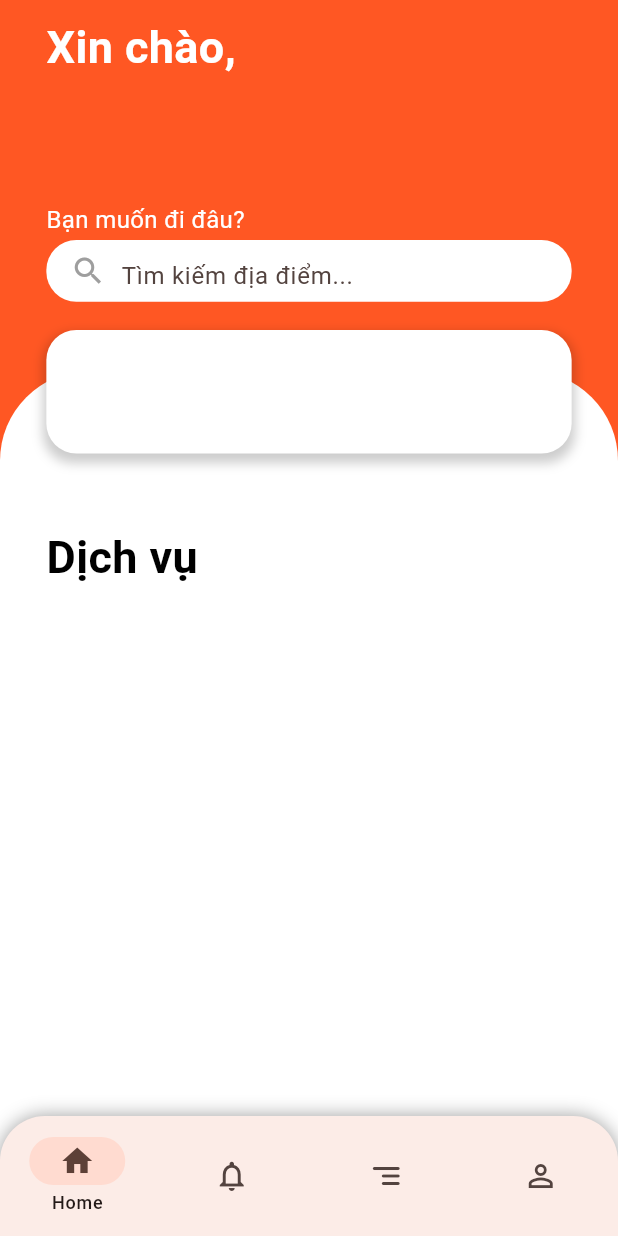
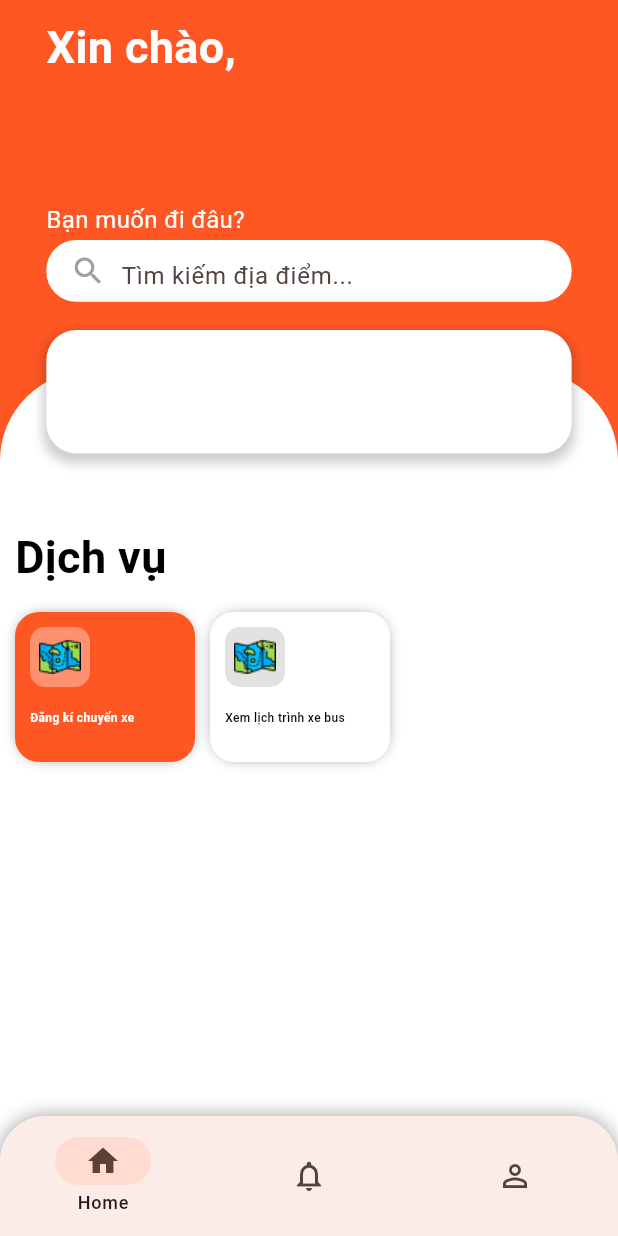
Before and after one commit to Zerker-bot/bus_online_new, a Flutter app: the HomeScreen screen opened by its route, on a phone screen of 412 x 824 dp. Run offline on Flutter 3.47's test engine with Material 3 defaults, Android fonts, the phone set to English and light mode, and no system bars; our stand-ins replace get, get_storage, supabase_flutter; missing offline and left inert: mobile_scanner; accounts and stored records are empty; network calls fail; Roboto replaces fonts that are missing (Times New Roman); statements that could not run were skipped.

Commit message:
feat: move services to home page

```diff
--- a/lib/components/service_item.dart
+++ b/lib/components/service_item.dart
@@ -19,8 +19,8 @@ class ServiceItem extends StatelessWidget {
     return GestureDetector(
       onTap: () => {Get.toNamed(routePath)},
       child: Container(
-        width: 160,
-        height: 140,
+        width: 120,
+        height: 100,
         padding: const EdgeInsets.all(10),
         decoration: BoxDecoration(
             color: primary ? Theme.of(context).primaryColor : Colors.white,
@@ -57,7 +57,7 @@ class ServiceItem extends StatelessWidget {
             style: TextStyle(
               color: primary ? Colors.white : Colors.black,
               fontWeight: primary ? FontWeight.w600 : FontWeight.w500,
-              fontSize: 16,
+              fontSize: 8,
             ),
           )
         ]),
--- a/lib/pages/home.dart
+++ b/lib/pages/home.dart
@@ -1,7 +1,10 @@
 import "package:bus_online/pages/personal.dart";
-import "package:bus_online/pages/service.dart";
+// import "package:bus_online/pages/service.dart";
 import "package:bus_online/pages/message.dart";
+// import "package:bus_online/services/auth_service.dart";
+import 'package:bus_online/components/service_item.dart';
 import "package:bus_online/services/auth_service.dart";
+import 'package:bus_online/storage/user_storage.dart';
 import "package:flutter/material.dart";
 
 class HomeScreen extends StatefulWidget {
@@ -15,7 +18,6 @@ class _HomeScreenState extends State<HomeScreen> {
   int bottomSelectedIndex = 0;
 
   AuthService auth = AuthService();
-
 
   PageController pageController = PageController(
     initialPage: 0,
@@ -31,16 +33,16 @@ class _HomeScreenState extends State<HomeScreen> {
   void onBottomTapped(int index) {
     setState(() {
       bottomSelectedIndex = index;
-      pageController.animateToPage(index, duration: Duration(microseconds: 500), curve: Curves.ease);
+      pageController.animateToPage(
+        index,
+        duration: Duration(microseconds: 500),
+        curve: Curves.ease,
+      );
     });
   }
 
   String getUserName() {
-    final user = auth.getUser();
-    if ( user == null ) return "";
-    final metadata = user.userMetadata;
-    if ( metadata == null ) return "";
-    return metadata["name"];
+    return auth.getName();
   }
 
   @override
@@ -69,10 +71,10 @@ class _HomeScreenState extends State<HomeScreen> {
                 icon: Icon(Icons.notifications_none),
                 label: 'Thông báo',
               ),
-              NavigationDestination(
-                icon: Icon(Icons.segment_rounded),
-                label: 'Dịch vụ',
-              ),
+              // NavigationDestination(
+              //   icon: Icon(Icons.segment_rounded),
+              //   label: 'Dịch vụ',
+              // ),
               NavigationDestination(
                 icon: Icon(Icons.perm_identity),
                 label: 'Cá nhân',
@@ -92,11 +94,10 @@ class _HomeScreenState extends State<HomeScreen> {
           onPageChanged: (index) {
             onPageChanged(index);
           },
-          children:
-              <Widget>[
-                HomePage(userName: getUserName(),),
+          children: <Widget>[
+            HomePage(userName: getUserName()),
             MessagePage(),
-                ServicePage(),
+            // ServicePage(),
             PersonalPage(),
           ],
         ),
@@ -107,9 +108,11 @@ class _HomeScreenState extends State<HomeScreen> {
 }
 
 class HomePage extends StatelessWidget {
-  const HomePage({super.key, this.userName});
+  HomePage({super.key, this.userName});
 
   final String? userName;
+
+  final AuthService auth = AuthService();
 
   @override
   Widget build(BuildContext context) {
@@ -117,9 +120,7 @@ class HomePage extends StatelessWidget {
       body: Stack(
         children: [
           Container(
-            decoration: BoxDecoration(
-              color: Theme.of(context).primaryColor,
-            ),
+            decoration: BoxDecoration(color: Theme.of(context).primaryColor),
           ),
           Positioned(
             top: MediaQuery.of(context).size.height * 0.3,
@@ -149,7 +150,7 @@ class HomePage extends StatelessWidget {
                 borderRadius: BorderRadius.circular(20),
                 boxShadow: [
                   BoxShadow(
-                    color: Colors.black.withOpacity(0.2),
+                    color: Colors.black.withValues(alpha: 0.2),
                     spreadRadius: 2,
                     blurRadius: 6,
                     offset: Offset(0, 4),
@@ -163,7 +164,7 @@ class HomePage extends StatelessWidget {
             left: MediaQuery.of(context).size.width * 0.075,
             right: MediaQuery.of(context).size.width * 0.075,
             child: Text(
-              'Xin chào,'+'\n$userName',
+              'Xin chào,\n$userName',
               style: TextStyle(
                 fontSize: 30,
                 fontWeight: FontWeight.bold,
@@ -215,15 +216,67 @@ class HomePage extends StatelessWidget {
 
           Positioned(
             top: 350,
-            left: MediaQuery.of(context).size.width * 0.075,
-            right: MediaQuery.of(context).size.width * 0.075,
+            left: 0,
+            right: 0,
+            child: Column(
+              crossAxisAlignment: CrossAxisAlignment.start,
+              children: [
+                Padding(
+                  padding: const EdgeInsets.only(left: 10),
                   child: Text(
                     'Dịch vụ',
+                    textAlign: TextAlign.left,
                     style: TextStyle(
                       fontSize: 30,
                       fontWeight: FontWeight.bold,
                       color: Colors.black,
-                  fontFamily: "Times New Roman"),
+                    ),
+                  ),
+                ),
+                Container(
+                  padding: const EdgeInsets.fromLTRB(10, 15, 10, 0),
+                  child: Column(
+                    crossAxisAlignment: CrossAxisAlignment.start,
+                    children: [
+                      (auth.getRole() == "driver"
+                          ? const Wrap(
+                            spacing: 10,
+                            runSpacing: 10,
+                            children: [
+                              ServiceItem(
+                                logoPath: 'assets/images/leather-jacket-1.png',
+                                title: 'Dashboard',
+                                routePath: '/dashboard',
+                                primary: true,
+                              ),
+                              ServiceItem(
+                                logoPath: 'assets/images/leather-jacket-1.png',
+                                title: 'Xem lịch trình xe bus',
+                                routePath: '/tuyen',
+                              ),
+                            ],
+                          )
+                          : const Wrap(
+                            spacing: 10,
+                            runSpacing: 10,
+                            children: [
+                              ServiceItem(
+                                logoPath: 'assets/images/leather-jacket-1.png',
+                                title: 'Đăng kí chuyến xe',
+                                routePath: '/danh-sach-dang-ki',
+                                primary: true,
+                              ),
+                              ServiceItem(
+                                logoPath: 'assets/images/leather-jacket-1.png',
+                                title: 'Xem lịch trình xe bus',
+                                routePath: '/tuyen',
+                              ),
+                            ],
+                          )),
+                    ],
+                  ),
+                ),
+              ],
             ),
           ),
         ],
--- a/lib/services/auth_service.dart
+++ b/lib/services/auth_service.dart
@@ -163,4 +163,20 @@ class AuthService {
   User? getUser()  {
     return supabase.currentUser;
   }
+
+  String getName() {
+    final user = getUser();
+    if ( user == null ) return "";
+    final metadata = user.userMetadata;
+    if ( metadata == null ) return "";
+    return metadata["name"];
+  }
+
+  String getRole() {
+    final user = getUser();
+    if ( user == null ) return "";
+    final metadata = user.userMetadata;
+    if ( metadata == null ) return "";
+    return metadata["role"];
+  }
 }
```
Lines whose indentation alone changed are shown as unchanged.
